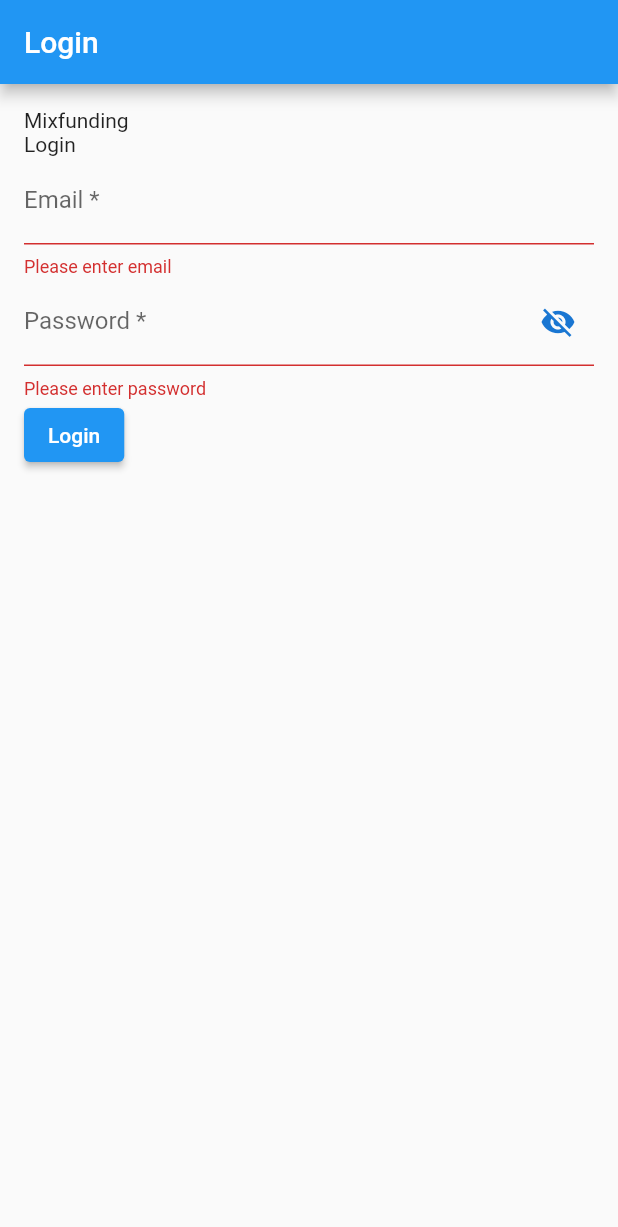
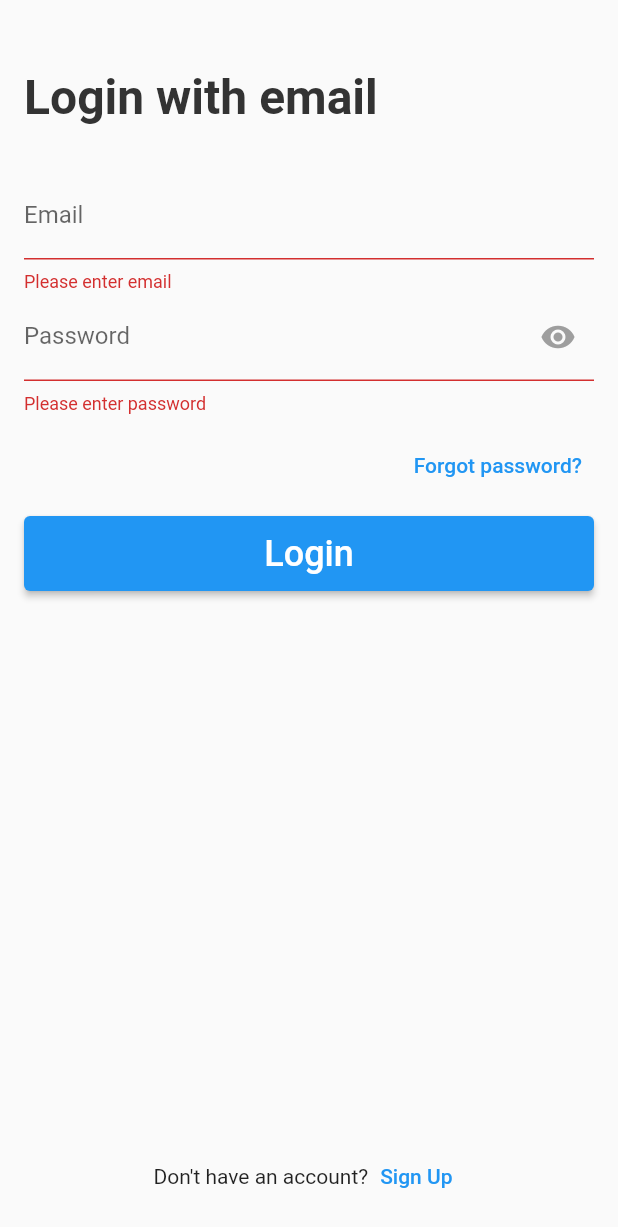
Before and after one commit to KotonoSora/mixfunding, a Flutter app: the screen it shows after launch, after a tap on "Login", on a phone screen of 412 x 824 dp. Shown: the top 1227 px of the screen. Run offline on Flutter 3.47's test engine with Material 2 defaults, Android fonts, the phone set to English and light mode, and no system bars; generated files the repository leaves out were written again.

Commit message:
feat: Make UI/UX login screen
- validator email, password by regexp
- add button redirect to screen sign up and forgot password
- improve style form and button on screen

```diff
--- a/analysis_options.yaml
+++ b/analysis_options.yaml
@@ -23,7 +23,7 @@
   # producing the lint.
   rules:
     avoid_print: false  # Uncomment to disable the `avoid_print` rule
-    prefer_single_quotes: true  # Uncomment to enable the `prefer_single_quotes` rule
+    prefer_single_quotes: false  # Uncomment to enable the `prefer_single_quotes` rule
     prefer_const_constructors: false
 # Additional information about this file can be found at
 # https://dart.dev/guides/language/analysis-options
--- a/lib/core/presentation/login_view.dart
+++ b/lib/core/presentation/login_view.dart
@@ -27,10 +27,9 @@
     return keyboardDismiss(
       context: context,
       child: Scaffold(
-        appBar: AppBar(
-          title: const Text('Login'),
+        body: SafeArea(
+          child: page(context),
         ),
-        body: page(context),
         resizeToAvoidBottomInset: false,
       ),
     );
@@ -56,8 +55,20 @@
       child: Column(
         crossAxisAlignment: CrossAxisAlignment.start,
         children: [
-          Text('Mixfunding'),
-          Text('Login'),
+          SizedBox(
+            height: 30,
+          ),
+          Text(
+            'Login with email',
+            style: TextStyle(
+              fontSize: 32,
+              fontWeight: FontWeight.bold,
+              color: Color.fromRGBO(51, 51, 51, 1),
+            ),
+          ),
+          SizedBox(
+            height: 30,
+          ),
           Form(
             key: _formKey,
             child: Column(
@@ -68,16 +79,60 @@
               ],
             ),
           ),
+          SizedBox(
+            height: 10,
+          ),
+          Align(
+            alignment: Alignment.centerRight,
+            child: TextButton(
+              onPressed: () {
+                //TODO: redirect to screen forgot password
+              },
+              child: Text(
+                'Forgot password?',
+                style: TextStyle(
+                  fontSize: 14,
+                ),
+              ),
+            ),
+          ),
+          SizedBox(
+            height: 10,
+          ),
           ElevatedButton(
+            style: ElevatedButton.styleFrom(
+              minimumSize: Size.fromHeight(50),
+            ),
             onPressed: () {
               if (_formKey.currentState!.validate()) {
-                //	TODO action login
+                //TODO: action login
                 print(_controllerEmail.text);
                 print(_controllerPassword.text);
               }
             },
-            child: Text('Login'),
+            child: Text(
+              'Login',
+              style: TextStyle(
+                fontSize: 24,
+              ),
+            ),
           ),
+          Expanded(
+            child: Container(),
+          ),
+          Row(
+            crossAxisAlignment: CrossAxisAlignment.center,
+            mainAxisAlignment: MainAxisAlignment.center,
+            children: [
+              Text("Don't have an account?"),
+              TextButton(
+                onPressed: () {
+                  //TODO: redirect to screen sign up
+                },
+                child: Text('Sign Up'),
+              ),
+            ],
+          )
         ],
       ),
     );
@@ -89,12 +144,15 @@
       autofocus: false,
       keyboardType: TextInputType.emailAddress,
       decoration: InputDecoration(
-        hintText: 'Email',
-        labelText: 'Email *',
+        hintText: 'your-email@domain.com',
+        labelText: 'Email',
       ),
       validator: (String? value) {
         if (value == null || value.isEmpty) {
           return 'Please enter email';
+        }
+        if (!isEmail(value)) {
+          return 'Please enter a valid email address.';
         }
         return null;
       },
@@ -108,12 +166,13 @@
       keyboardType: TextInputType.visiblePassword,
       obscureText: !_passwordVisible,
       decoration: InputDecoration(
-        hintText: 'password',
-        labelText: 'Password *',
+        hintText: '',
+        labelText: 'Password',
+        errorMaxLines: 5,
         suffixIcon: IconButton(
           icon: Icon(
-            _passwordVisible ? Icons.visibility : Icons.visibility_off,
-            color: Theme.of(context).primaryColorDark,
+            !_passwordVisible ? Icons.visibility : Icons.visibility_off,
+            color: Colors.grey,
           ),
           onPressed: () {
             setState(() {
@@ -126,8 +185,29 @@
         if (value == null || value.isEmpty) {
           return 'Please enter password';
         }
+        if (!isPassword(value)) {
+          return 'Your password is weak! Strong password required:'
+              '\n- at least 8 characters'
+              '\n- must contain at least 1 uppercase letter, 1 lowercase letter, and 1 number'
+              '\n- Can contain special characters';
+        }
         return null;
       },
     );
   }
+
+  bool isEmail(String value) {
+    // RegExp copy from https://regexr.com/2rhq7
+    String pattern =
+        r"[a-z0-9!#$%&'*+/=?^_`{|}~-]+(?:\.[a-z0-9!#$%&'*+/=?^_`{|}~-]+)*@(?:[a-z0-9](?:[a-z0-9-]*[a-z0-9])?\.)+[a-z0-9](?:[a-z0-9-]*[a-z0-9])?";
+    RegExp regExp = RegExp(pattern);
+    return regExp.hasMatch(value);
+  }
+
+  bool isPassword(String value) {
+    // RegExp copy from https://regexr.com/3bfsi
+    String pattern = r"^(?=.*\d)(?=.*[a-z])(?=.*[A-Z])(?=.*[a-zA-Z]).{8,}$";
+    RegExp regExp = RegExp(pattern);
+    return regExp.hasMatch(value);
+  }
 }
```
